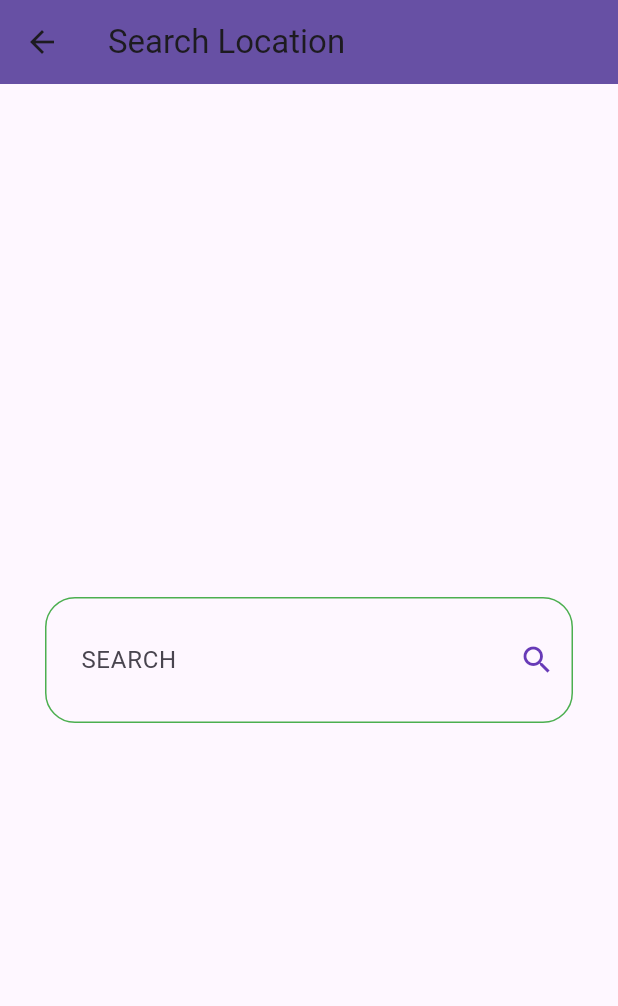
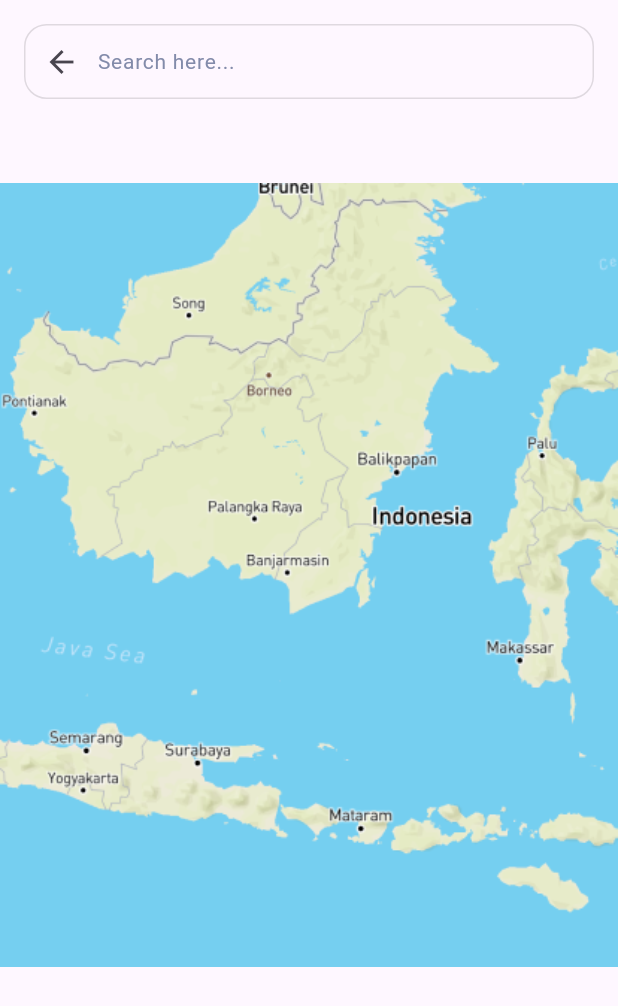
Before and after one commit to A-khafaga/DEPI_Flutter-App, a Flutter app: the screen it shows after launch, after a tap on the "search" icon, on a phone screen of 412 x 824 dp. Shown: the top 1006 px of the screen. Run offline on Flutter 3.47's test engine with Material 3 defaults, Android fonts, the phone set to English and light mode, and no system bars; our stand-ins replace dio, flutter_bloc, geolocator.

Commit message:
- show weather of the current location - refactor the home and search ui design

```diff
--- /dev/null
+++ b/lib/core/custom/custom_app_bar.dart
@@ -0,0 +1,44 @@
+import 'package:flutter/material.dart';
+import 'package:weather_app/views/search_view.dart';
+
+AppBar customAppBar(BuildContext context, {required String cityName}) {
+  return AppBar(
+    backgroundColor: Colors.transparent,
+    elevation: 0,
+    leading: IconButton(
+      onPressed: () {
+        Navigator.of(context).push(MaterialPageRoute(
+          builder: (context) {
+            return const SearchView();
+          },
+        ));
+      },
+      icon: const Icon(
+        Icons.search,
+        color: Colors.white,
+      ),
+    ),
+    title: Row(
+      children: [
+        Text(
+          cityName,
+          style: const TextStyle(color: Colors.white),
+        ),
+        const SizedBox(width: 10),
+        const Icon(
+          Icons.arrow_drop_down,
+          color: Colors.white,
+        ),
+      ],
+    ),
+    actions: [
+      IconButton(
+        onPressed: () {},
+        icon: const Icon(
+          Icons.notifications_none_rounded,
+          color: Colors.white,
+        ),
+      ),
+    ],
+  );
+}
--- /dev/null
+++ b/lib/core/custom/custom_gradient_background.dart
@@ -0,0 +1,22 @@
+import 'package:flutter/material.dart';
+
+class CustomGradientBackground extends StatelessWidget {
+  const CustomGradientBackground({super.key, required this.child});
+  final Widget child;
+
+  @override
+  Widget build(BuildContext context) {
+    return Container(
+        width: double.infinity,
+        height: double.infinity,
+        decoration: const BoxDecoration(
+          gradient: LinearGradient(
+            colors: [
+              Color(0XFF47BFDF),
+              Color(0XFF4A91FF),
+            ],
+          ),
+        ),
+        child: child);
+  }
+}
--- /dev/null
+++ b/lib/core/utils/images_date.dart
@@ -0,0 +1,30 @@
+class ImagesDate {
+  static const String _mainPath = "assets/images";
+  static const String clear = "$_mainPath/clear.png";
+  static const String cloudy = "$_mainPath/cloudy.png";
+  static const String rain = "$_mainPath/rainy.png";
+  static const String snow = "$_mainPath/snow.png";
+  static const String thunderstorm = "$_mainPath/thunderstorm.png";
+  static const String map = "$_mainPath/map.png";
+}
+
+String getWeatherImage(String condition) {
+  switch (condition.toLowerCase()) {
+    case 'clear':
+    case 'sunny':
+      return ImagesDate.clear;
+    case 'cloudy':
+    case 'partly cloudy':
+    case 'overcast':
+      return ImagesDate.cloudy;
+    case 'rain':
+    case 'showers':
+      return ImagesDate.rain;
+    case 'snow':
+      return ImagesDate.snow;
+    case 'thunderstorm':
+      return ImagesDate.thunderstorm;
+    default:
+      return ImagesDate.clear;
+  }
+}
--- a/lib/cubits/get_weather_cubit/get_weather_cubit.dart
+++ b/lib/cubits/get_weather_cubit/get_weather_cubit.dart
@@ -1,5 +1,6 @@
 import 'package:dio/dio.dart';
 import 'package:flutter_bloc/flutter_bloc.dart';
+import 'package:geolocator/geolocator.dart';
 import 'package:weather_app/cubits/get_weather_cubit/get_weather_states.dart';
 import 'package:weather_app/models/weather_model.dart';
 import 'package:weather_app/services/weather_service.dart';
@@ -8,13 +9,101 @@ class GetWeatherCubit extends Cubit<WeatherState> {
   GetWeatherCubit() : super(WeatherInitialState());
   WeatherModel? weatherModel;
 
-  getWeather({required String cityName}) async {
+  getWeather({String? cityName}) async {
     try {
-      weatherModel =
-          await WeatherService(Dio()).getCurrentWeather(cityName: cityName);
+      //   weatherModel =
+      //       await WeatherService(Dio()).getCurrentWeather(cityName: cityName);
+      //   emit(WeatherLoadedState(weatherModel!));
+      // } on Exception catch (e) {
+      //   emit(WeatherFailureState(e.toString()));
+      // }
+      if (cityName == null) {
+        Position position = await _determinePosition();
+        // Use the coordinates to get city name or directly pass coordinates to the API.
+        // Here, we are assuming you can pass latitude and longitude to the API.
+        final latitude = position.latitude;
+        final longitude = position.longitude;
+
+        weatherModel = await WeatherService(Dio())
+            .getCurrentWeatherByCoordinates(lat: latitude, lon: longitude);
+      } else {
+        weatherModel =
+            await WeatherService(Dio()).getCurrentWeather(cityName: cityName);
+      }
+
       emit(WeatherLoadedState(weatherModel!));
     } on Exception catch (e) {
       emit(WeatherFailureState(e.toString()));
     }
   }
 }
+
+// Future<Position> _determinePosition() async {
+//   bool serviceEnabled;
+//   LocationPermission permission;
+
+//   // Check if location services are enabled.
+//   serviceEnabled = await Geolocator.isLocationServiceEnabled();
+//   if (!serviceEnabled) {
+//     throw Exception('Location services are disabled.');
+//   }
+
+//   // Check for location permissions.
+//   permission = await Geolocator.checkPermission();
+//   if (permission == LocationPermission.denied) {
+//     permission = await Geolocator.requestPermission();
+//     if (permission == LocationPermission.denied) {
+//       throw Exception('Location permissions are denied.');
+//     }
+//   }
+
+//   if (permission == LocationPermission.deniedForever) {
+//     throw Exception(
+//         'Location permissions are permanently denied, we cannot request permissions.');
+//   }
+
+//   // Get the current location.
+//   return await Geolocator.getCurrentPosition(
+//       desiredAccuracy: LocationAccuracy.high);
+// }
+
+/// Determine the current position of the device.
+///
+/// When the location services are not enabled or permissions
+/// are denied the `Future` will return an error.
+Future<Position> _determinePosition() async {
+  bool serviceEnabled;
+  LocationPermission permission;
+
+  // Test if location services are enabled.
+  serviceEnabled = await Geolocator.isLocationServiceEnabled();
+  if (!serviceEnabled) {
+    // Location services are not enabled don't continue
+    // accessing the position and request users of the
+    // App to enable the location services.
+    return Future.error('Location services are disabled.');
+  }
+
+  permission = await Geolocator.checkPermission();
+  if (permission == LocationPermission.denied) {
+    permission = await Geolocator.requestPermission();
+    if (permission == LocationPermission.denied) {
+      // Permissions are denied, next time you could try
+      // requesting permissions again (this is also where
+      // Android's shouldShowRequestPermissionRationale
+      // returned true. According to Android guidelines
+      // your App should show an explanatory UI now.
+      return Future.error('Location permissions are denied');
+    }
+  }
+
+  if (permission == LocationPermission.deniedForever) {
+    // Permissions are denied forever, handle appropriately.
+    return Future.error(
+      'Location permissions are permanently denied, we cannot request permissions.');
+  }
+
+  // When we reach here, permissions are granted and we can
+  // continue accessing the position of the device.
+  return await Geolocator.getCurrentPosition();
+}
--- a/lib/cubits/get_weather_cubit/get_weather_states.dart
+++ b/lib/cubits/get_weather_cubit/get_weather_states.dart
@@ -6,12 +6,10 @@ class WeatherInitialState extends WeatherState {}
 
 class WeatherLoadedState extends WeatherState {
   final WeatherModel weatherModel;
-
   WeatherLoadedState(this.weatherModel);
 }
 
 class WeatherFailureState extends WeatherState {
   final String errMessage;
-
   WeatherFailureState(this.errMessage);
 }
--- a/lib/main.dart
+++ b/lib/main.dart
@@ -19,10 +19,10 @@ class _WeatherAppState extends State<WeatherApp> {
   @override
   Widget build(BuildContext context) {
     return BlocProvider(
-        create: (context) => GetWeatherCubit(),
-        child: Builder(
-          builder: (context) => BlocBuilder<GetWeatherCubit, WeatherState>(
-              builder: (context, state) {
+      create: (context) => GetWeatherCubit(),
+      child: Builder(
+        builder: (context) => BlocBuilder<GetWeatherCubit, WeatherState>(
+          builder: (context, state) {
             return MaterialApp(
               debugShowCheckedModeBanner: false,
               theme: ThemeData(
@@ -32,8 +32,10 @@ class _WeatherAppState extends State<WeatherApp> {
                           ?.weatherCondition)),
               home: const HomeView(),
             );
-          }),
-        ));
+          },
+        ),
+      ),
+    );
   }
 }
 
@@ -61,6 +63,6 @@ MaterialColor getThemeColor(String? condition) {
     case 'Light sleet':
       return Colors.orange;
     default:
-      return Colors.blue; // Default color for unknown conditions
+      return Colors.blue;
   }
 }
--- a/lib/models/weather_model.dart
+++ b/lib/models/weather_model.dart
@@ -1,29 +1,34 @@
 class WeatherModel {
   final String cityName;
   final DateTime date;
-  final String? image;
+  // final String? image;
   final double temp;
   final double maxTemp;
   final double minTemp;
   final String weatherCondition;
+  final int humidity;
 
-  WeatherModel(
-      {required this.cityName,
+  WeatherModel({
+    required this.cityName,
     required this.date,
-      this.image,
+    // this.image,
     required this.temp,
     required this.maxTemp,
     required this.minTemp,
-      required this.weatherCondition});
+    required this.weatherCondition,
+    required this.humidity,
+  });
 
   factory WeatherModel.fromJson(json) {
     return WeatherModel(
       cityName: json['location']['name'],
       date: DateTime.parse(json['location']['localtime']),
-        image: json['current']['condition']['icon'],
+      // image: json['current']['condition']['icon'],
       temp: json['current']['temp_c'],
       maxTemp: json['forecast']['forecastday'][0]['day']['maxtemp_c'],
       minTemp: json['forecast']['forecastday'][0]['day']['mintemp_c'],
-        weatherCondition: json['current']['condition']['text']);
+      weatherCondition: json['current']['condition']['text'],
+      humidity: json['current']['humidity'],
+    );
   }
 }
--- a/lib/views/home_view.dart
+++ b/lib/views/home_view.dart
@@ -1,55 +1,53 @@
+import 'dart:developer';
+
 import 'package:flutter/material.dart';
+import 'package:weather_app/core/custom/custom_app_bar.dart';
+import 'package:weather_app/core/custom/custom_gradient_background.dart';
 import 'package:weather_app/cubits/get_weather_cubit/get_weather_cubit.dart';
 import 'package:weather_app/cubits/get_weather_cubit/get_weather_states.dart';
-import 'package:weather_app/views/search_view.dart';
 import 'package:weather_app/widgets/no_weather_body.dart';
 import 'package:weather_app/widgets/weather_info_body.dart';
 import 'package:flutter_bloc/flutter_bloc.dart';
 
 class HomeView extends StatefulWidget {
-  const HomeView({Key? key}) : super(key: key);
+  const HomeView({super.key});
 
   @override
   State<HomeView> createState() => _HomeViewState();
 }
 
 class _HomeViewState extends State<HomeView> {
+  String cityName = "";
+  @override
+  void initState() {
+    super.initState();
+    BlocProvider.of<GetWeatherCubit>(context).getWeather();
+  }
+
   @override
   Widget build(BuildContext context) {
     return Scaffold(
-      appBar: AppBar(
-        // backgroundColor: Theme.of(context).primaryColor,
-        title: const Text('Weather App'),
-        actions: [
-          IconButton(
-              onPressed: () {
-                Navigator.of(context).push(MaterialPageRoute(
-                  builder: (context) {
-                    return const SearchView();
-                  },
-                ));
-              },
-              icon: const Icon(Icons.search))
-        ],
-      ),
-      body: Container(
-        decoration: const BoxDecoration(
-            image: DecorationImage(
-                image: NetworkImage(
-                    'https://media.istockphoto.com/id/174771982/photo/the-first-sunlight-of-planet-earth.jpg?s=2048x2048&w=is&k=20&c=tAWncoa23xhuK1ei24dcIwT6DR09lwCW_KclIqdcDZI=',
-                    scale: .05))),
+      extendBodyBehindAppBar: true,
+      appBar: customAppBar(context, cityName: cityName),
+      body: CustomGradientBackground(
         child: BlocBuilder<GetWeatherCubit, WeatherState>(
-            builder: (context, state) {
-          if (state is WeatherInitialState) {
-            return const NoWeatherBody();
-          } else if (state is WeatherLoadedState) {
-            return WeatherInfoBody(
-              weather: state.weatherModel,
-            );
-          } else {
-            return const Text('oops there was an error');
-          }
-        }),
+          builder: (context, state) {
+            if (state is WeatherInitialState) {
+              return const Center(child: CircularProgressIndicator());
+            } else if (state is WeatherLoadedState) {
+              cityName = state.weatherModel.cityName;
+              WidgetsBinding.instance.addPostFrameCallback((_) {
+                setState(() {});
+              });
+              return WeatherInfoBody(weather: state.weatherModel);
+            } else if (state is WeatherFailureState) {
+              log(state.errMessage);
+              return Center(child: Text(state.errMessage));
+            } else {
+              return const NoWeatherBody();
+            }
+          },
+        ),
       ),
     );
   }
--- a/lib/views/search_view.dart
+++ b/lib/views/search_view.dart
@@ -2,12 +2,14 @@ import 'dart:developer';
 import 'package:dio/dio.dart';
 import 'package:flutter/material.dart';
 import 'package:flutter_bloc/flutter_bloc.dart';
+import 'package:weather_app/core/utils/images_date.dart';
 import 'package:weather_app/cubits/get_weather_cubit/get_weather_cubit.dart';
 import 'package:weather_app/models/weather_model.dart';
 import 'package:weather_app/services/weather_service.dart';
+import 'package:weather_app/views/home_view.dart';
 
 class SearchView extends StatefulWidget {
-  const SearchView({Key? key}) : super(key: key);
+  const SearchView({super.key});
 
   @override
   State<SearchView> createState() => _SearchViewState();
@@ -16,43 +18,95 @@ class SearchView extends StatefulWidget {
 class _SearchViewState extends State<SearchView> {
   @override
   Widget build(BuildContext context) {
-    return Scaffold(
-      appBar: AppBar(
-        backgroundColor: Theme.of(context).primaryColor,
-        title: const Text('Search Location'),
+    return const Scaffold(
+      body: SafeArea(
+        child: SearchViewBody(),
       ),
-      body: Padding(
-        padding: const EdgeInsets.all(30),
-        child: Center(
-          child: TextField(
-            onSubmitted: (value) async {
-              var getWeatherCubit = BlocProvider.of<GetWeatherCubit>(context);
-              getWeatherCubit.getWeather(cityName: value);
-              weatherModel = await WeatherService(Dio())
-                  .getCurrentWeather(cityName: value);
-              log(weatherModel!.cityName);
-              Navigator.pop(context);
-            },
-            decoration: InputDecoration(
-              contentPadding:
-                  const EdgeInsets.symmetric(vertical: 30, horizontal: 20),
-              labelText: 'SEARCH',
-              suffixIconColor: Colors.deepPurple,
-              suffixIcon: const Icon(Icons.search),
-              hintText: 'Enter the Name of the CITY',
-              border: OutlineInputBorder(
-                  borderRadius: BorderRadius.circular(20),
-                  borderSide: const BorderSide(color: Colors.yellowAccent)),
-              enabledBorder: OutlineInputBorder(
-                borderRadius: BorderRadius.circular(20),
-                borderSide: const BorderSide(color: Colors.green),
+    );
+  }
+}
+
+class SearchViewBody extends StatelessWidget {
+  const SearchViewBody({
+    super.key,
+  });
+
+  @override
+  Widget build(BuildContext context) {
+    return SingleChildScrollView(
+      child: Column(
+        crossAxisAlignment: CrossAxisAlignment.start,
+        children: [
+          Container(
+            margin: const EdgeInsets.all(16),
+            decoration: BoxDecoration(
+              borderRadius: BorderRadius.circular(15),
+              border: Border.all(
+                color: Colors.black12,
               ),
             ),
+            child: Row(
+              children: [
+                IconButton(
+                  icon: const Icon(Icons.arrow_back),
+                  onPressed: () {
+                    Navigator.push(
+                      context,
+                      MaterialPageRoute(
+                        builder: (context) {
+                          return const HomeView();
+                        },
+                      ),
+                    );
+                  },
+                ),
+                const Expanded(
+                  child: CustomSearchBar(),
+                ),
+              ],
+            ),
           ),
+          const SizedBox(height: 40),
+          Image.asset(ImagesDate.map),
+        ],
+      ),
+    );
+  }
+}
+
+// WeatherModel? weatherModel;
+
+class CustomSearchBar extends StatefulWidget {
+  const CustomSearchBar({
+    super.key,
+  });
+
+  @override
+  State<CustomSearchBar> createState() => _CustomSearchBarState();
+}
+
+class _CustomSearchBarState extends State<CustomSearchBar> {
+  WeatherModel? weatherModel;
+  @override
+  Widget build(BuildContext context) {
+    return TextField(
+      onSubmitted: (value) async {
+        var getWeatherCubit = BlocProvider.of<GetWeatherCubit>(context);
+        getWeatherCubit.getWeather(cityName: value);
+        weatherModel =
+            await WeatherService(Dio()).getCurrentWeather(cityName: value);
+        log(weatherModel!.cityName);
+        Navigator.pop(context);
+      },
+      decoration: const InputDecoration(
+        border: InputBorder.none,
+        contentPadding: EdgeInsets.symmetric(vertical: 10),
+        hintText: 'Search here...',
+        hintStyle: TextStyle(
+          fontSize: 14,
+          color: Color(0xFF838BAA),
         ),
       ),
     );
   }
 }
-
-WeatherModel? weatherModel;
--- a/pubspec.yaml
+++ b/pubspec.yaml
@@ -33,8 +33,10 @@ dependencies:
   flutter:
     sdk: flutter
   flutter_bloc: ^8.1.6
+  geolocator: ^13.0.1
   http: ^1.2.2
   intl: ^0.19.0
+  permission_handler: ^11.3.1
   provider: ^6.1.2
 
 dev_dependencies:
@@ -52,8 +54,8 @@ flutter:
   # the material Icons class.
   uses-material-design: true
   # To add assets to your application, add an assets section, like this:
-  # assets:
-  #   - images/a_dot_burr.jpeg
+  assets:
+    - assets/images/
   #   - images/a_dot_ham.jpeg
   # An image asset can refer to one or more resolution-specific "variants", see
   # https://flutter.dev/to/resolution-aware-images
```
Also changed, not shown: lib/services/weather_service.dart (+20 -1 lines), lib/widgets/weather_info_body.dart (+35 -78 lines), assets/images/map.png (added), pubspec.lock, 2 other files. Lines whose indentation alone changed are shown as unchanged.
